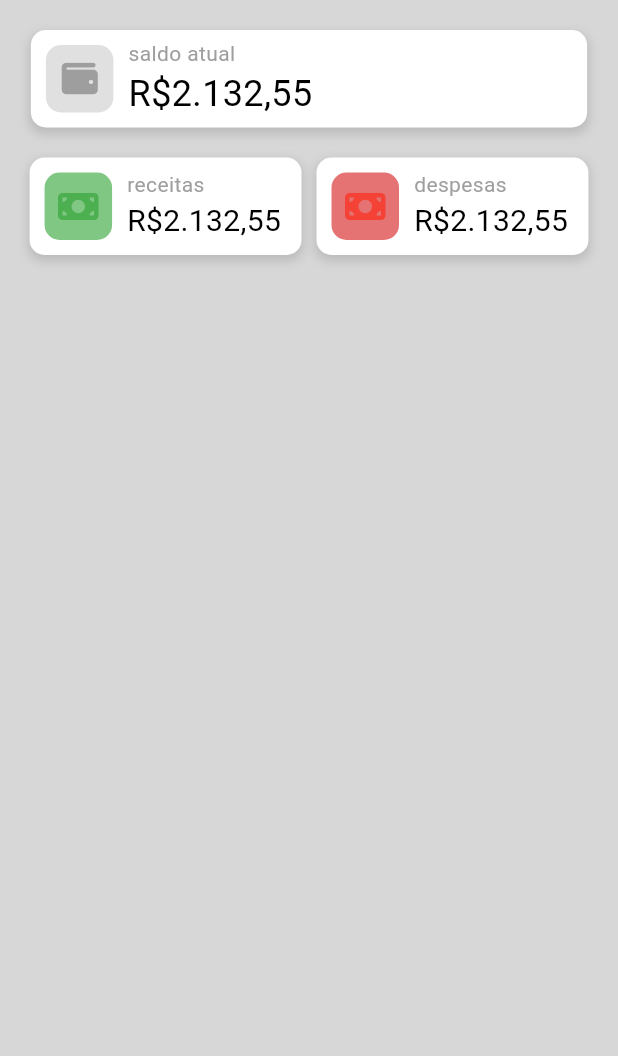
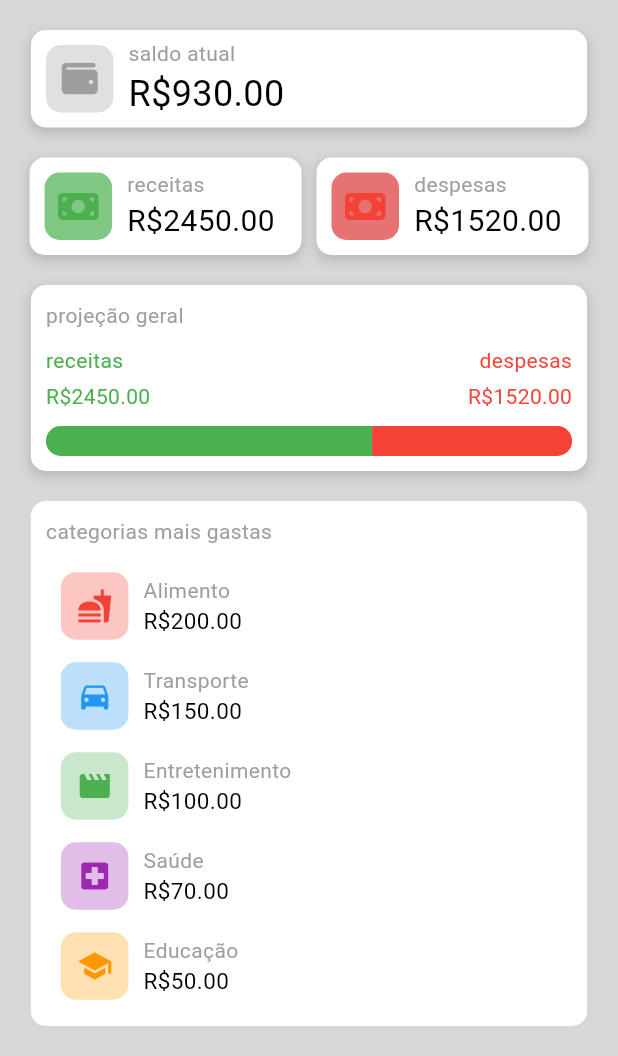
Before and after one commit to guilhermedebrites/finmanage_mobile, a Flutter app: the HomeScreen screen opened directly, on a phone screen of 412 x 824 dp, the part 180-1236 px from its top. Run offline on Flutter 3.47's test engine with Material 3 defaults, Android fonts, the phone set to English and light mode, and no system bars; our stand-ins replace firebase_core, font_awesome_flutter; accounts and stored records are empty.

Commit message:
feat: created general projection and classification of categories

```diff
--- /dev/null
+++ b/lib/Category.dart
@@ -0,0 +1,10 @@
+import 'package:flutter/material.dart';
+
+class Category {
+  final String name;
+  final IconData icon;
+  final Color color;
+  final double value;
+
+  Category({required this.name, required this.icon, required this.color, required this.value});
+}
--- a/lib/home_page/home_screen.dart
+++ b/lib/home_page/home_screen.dart
@@ -1,12 +1,25 @@
 import 'package:flutter/material.dart';
 import 'package:font_awesome_flutter/font_awesome_flutter.dart';
 
+import '../Category.dart';
 import '../logo_header.dart';
 import 'itens/box_icon.dart';
 import 'itens/box_info.dart';
+import 'itens/container_classification_categories.dart';
 import 'itens/container_finance_overview.dart';
+import 'itens/container_general_projection.dart';
+class HomeScreen extends StatelessWidget {
+  final double receita = 2450.0;
+  final double despesa = 1520.0;
 
-class HomeScreen extends StatelessWidget {
+  List<Category> categories = [
+    Category(name: 'Alimento', icon: Icons.fastfood, color: Colors.red, value: 200.0),
+    Category(name: 'Transporte', icon: Icons.directions_car, color: Colors.blue, value: 150.0),
+    Category(name: 'Entretenimento', icon: Icons.movie, color: Colors.green, value: 100.0),
+    Category(name: 'Saúde', icon: Icons.local_hospital, color: Colors.purple, value: 70.0),
+    Category(name: 'Educação', icon: Icons.school, color: Colors.orange, value: 50.0),
+  ];
+
   @override
   Widget build(BuildContext context) {
     return Scaffold(
@@ -17,11 +30,11 @@ class HomeScreen extends StatelessWidget {
                   LogoHeader(),
                   Column(
                     children: [
-                      const ContainerFinanceOverview(
-                        boxIcon: BoxIcon(),
+                      ContainerFinanceOverview(
+                        boxIcon: const BoxIcon(),
                         boxInfo: BoxInfo(
                             text: 'saldo atual',
-                            value: 'R\$2.132,55'
+                            value: 'R\$${(receita - despesa).toStringAsFixed(2)}',
                         ),
                       ),
                       Row(
@@ -32,9 +45,9 @@ class HomeScreen extends StatelessWidget {
                               icon: FontAwesomeIcons.moneyBill,
                               colorIcon: Colors.green[500],
                               colorBackground: Colors.green[300]),
-                            boxInfo: const BoxInfo(
+                            boxInfo: BoxInfo(
                               text: 'receitas',
-                              value: 'R\$2.132,55',
+                              value: 'R\$${receita.toStringAsFixed(2)}',
                               fontSize: 20
                             ),
                             width: 0.44,
@@ -45,15 +58,24 @@ class HomeScreen extends StatelessWidget {
                                 icon: FontAwesomeIcons.moneyBill,
                                 colorIcon: Colors.red[500],
                                 colorBackground: Colors.red[300]),
-                            boxInfo: const BoxInfo(
+                            boxInfo: BoxInfo(
                                 text: 'despesas',
-                                value: 'R\$2.132,55',
+                                value: 'R\$${despesa.toStringAsFixed(2)}',
                                 fontSize: 20
                             ),
                             width: 0.44,
                           )
                         ],
-                      )
+                      ),
+                      ContainerGeneralProjection(
+                        incomeText: 'R\$${receita.toStringAsFixed(2)}',
+                        expenseText: 'R\$${despesa.toStringAsFixed(2)}',
+                        redValue: despesa,
+                        greenValue: receita,
+                      ),
+                      ContainerClassificationCategories(
+                        categories: categories,
+                      ),
                     ],
                   ),
                 ],
--- /dev/null
+++ b/lib/home_page/itens/container_classification_categories.dart
@@ -0,0 +1,62 @@
+import 'package:finmanage_mobile/home_page/itens/box_info.dart';
+import 'package:flutter/material.dart';
+
+import '../../Category.dart';
+import 'box_icon.dart';
+
+class ContainerClassificationCategories extends StatelessWidget {
+
+  final List<Category> categories;
+
+  const ContainerClassificationCategories({
+    super.key,
+    required this.categories,
+  });
+
+  @override
+  Widget build(BuildContext context) {
+    return Container(
+      margin: const EdgeInsets.only(top: 20),
+      width: MediaQuery.of(context).size.width * 0.9,
+      padding: const EdgeInsets.all(10),
+      decoration: BoxDecoration(
+        color: Colors.white,
+        borderRadius: BorderRadius.circular(10),
+      ),
+      child: Column(
+        crossAxisAlignment: CrossAxisAlignment.start,
+        children: [
+          Text(
+            'categorias mais gastas',
+            style: TextStyle(
+              fontSize: 14,
+              color: Colors.grey[500],
+            ),
+          ),
+          const SizedBox(height: 10),
+          Column(
+            mainAxisAlignment: MainAxisAlignment.spaceAround,
+            children: categories.map((category) {
+              return Row(
+                children: [
+                  BoxIcon(
+                    icon: category.icon,
+                    colorIcon: category.color,
+                    colorBackground: category.color.withOpacity(0.3),
+                  ),
+                  const SizedBox(width: 10),
+                  BoxInfo(
+                    text: category.name,
+                    value: 'R\$${category.value.toStringAsFixed(2)}',
+                    fontSize: 15,
+                  ),
+                  const SizedBox(height: 60),
+                ],
+              );
+            }).toList(),
+          ),
+        ],
+      ),
+    );
+  }
+}
--- /dev/null
+++ b/lib/home_page/itens/container_general_projection.dart
@@ -0,0 +1,77 @@
+import 'package:finmanage_mobile/home_page/itens/progress_bar.dart';
+import 'package:finmanage_mobile/home_page/itens/text_general_projection.dart';
+import 'package:flutter/material.dart';
+
+class ContainerGeneralProjection extends StatelessWidget {
+  final String incomeText;
+  final String expenseText;
+  final double redValue;
+  final double greenValue;
+
+  const ContainerGeneralProjection({
+    super.key,
+    required this.incomeText,
+    required this.expenseText,
+    required this.redValue,
+    required this.greenValue,
+  });
+
+  @override
+  Widget build(BuildContext context) {
+    return Container(
+      decoration: BoxDecoration(
+        borderRadius: BorderRadius.circular(10),
+        boxShadow: [
+          BoxShadow(
+            color: Colors.grey.withOpacity(0.5),
+            spreadRadius: 1,
+            blurRadius: 5,
+            offset: const Offset(0, 3),
+          ),
+        ],
+        color: Colors.white,
+      ),
+      margin: const EdgeInsets.only(top: 20),
+      width: MediaQuery.of(context).size.width * 0.9,
+      child: Column(
+        crossAxisAlignment: CrossAxisAlignment.start,
+        children: [
+          Container(
+            margin: const EdgeInsets.all(10),
+            child: Column(
+              crossAxisAlignment: CrossAxisAlignment.start,
+              children: [
+                Text(
+                  'projeção geral',
+                  style: TextStyle(
+                    fontSize: 14,
+                    color: Colors.grey[500],
+                  ),
+                ),
+                const SizedBox(height: 10),
+                const TextGeneralProjection(
+                  text1: 'receitas',
+                  text2: 'despesas',
+                  color1: Colors.green,
+                  color2: Colors.red,
+                ),
+                const SizedBox(height: 4),
+                TextGeneralProjection(
+                  text1: incomeText,
+                  text2: expenseText,
+                  color1: Colors.green,
+                  color2: Colors.red,
+                ),
+                const SizedBox(height: 10),
+                ProgressBar(
+                  redValue: redValue,
+                  greenValue: greenValue,
+                ),
+              ],
+            ),
+          ),
+        ],
+      ),
+    );
+  }
+}
--- /dev/null
+++ b/lib/home_page/itens/progress_bar.dart
@@ -0,0 +1,59 @@
+import 'package:flutter/material.dart';
+
+class ProgressBar extends StatelessWidget {
+  final double redValue;
+  final double greenValue;
+
+  const ProgressBar({
+    super.key,
+    required this.redValue,
+    required this.greenValue,
+  }) : assert(redValue >= 0 && greenValue >= 0);
+
+  @override
+  Widget build(BuildContext context) {
+    final totalValue = redValue + greenValue;
+
+    return Stack(
+      children: [
+        Container(
+          height: 20,
+          decoration: BoxDecoration(
+            color: Colors.grey[300],
+            borderRadius: BorderRadius.circular(10),
+          ),
+        ),
+        Row(
+          children: [
+            Expanded(
+              flex: (greenValue / totalValue * 100).round(),
+              child: Container(
+                height: 20,
+                decoration: const BoxDecoration(
+                  color: Colors.green,
+                  borderRadius: BorderRadius.only(
+                    topLeft: Radius.circular(10),
+                    bottomLeft: Radius.circular(10),
+                  ),
+                ),
+              ),
+            ),
+            Expanded(
+              flex: (redValue / totalValue * 100).round(),
+              child: Container(
+                height: 20,
+                decoration: const BoxDecoration(
+                  color: Colors.red,
+                  borderRadius: BorderRadius.only(
+                    topRight: Radius.circular(10),
+                    bottomRight: Radius.circular(10),
+                  ),
+                ),
+              ),
+            ),
+          ],
+        ),
+      ],
+    );
+  }
+}
--- /dev/null
+++ b/lib/home_page/itens/text_general_projection.dart
@@ -0,0 +1,32 @@
+import 'package:flutter/material.dart';
+
+class TextGeneralProjection extends StatelessWidget {
+  final String text1;
+  final String text2;
+  final Color? color1;
+  final Color? color2;
+  const TextGeneralProjection({super.key, required this.text1, required this.text2, required this.color1, required this.color2}) : super();
+
+  @override
+  Widget build(BuildContext context) {
+    return Row(
+      mainAxisAlignment: MainAxisAlignment.spaceBetween,
+      children: [
+        Text(
+          text1,
+          style: TextStyle(
+            color: color1 ?? Colors.grey[300],
+            fontSize: 14,
+          ),
+        ),
+        Text(
+          text2,
+          style: TextStyle(
+            color: color2 ?? Colors.grey[300],
+            fontSize: 14,
+          ),
+        ),
+      ],
+    );
+  }
+}
```
